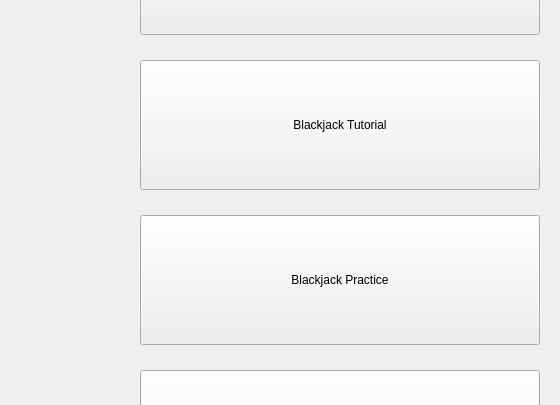
CalebStandfield/full-blackjack-game-engine-with-UI, file CardCounter/mainwindow.ui: the form before one commit; both pictures show x 840 to 1400 and y 255 to 660 of the 1400 by 800 pixel window.
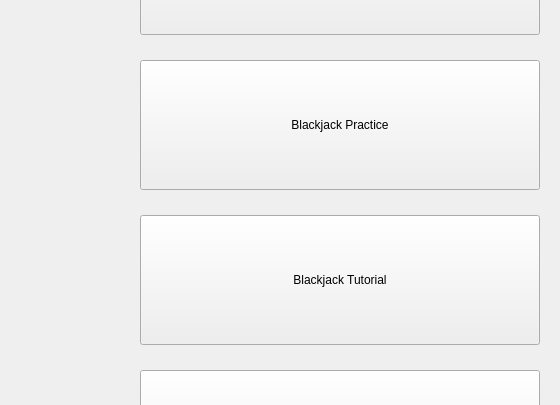
The form after the commit. The open tabs and pages were chosen to show the change.

Commit message: Fixed issue with gameplay modes. Practice mode fully implemented, tutorial goes through scenarios, lacking pop up menu's

What changed in the file:
```diff
--- a/CardCounter/mainwindow.ui
+++ b/CardCounter/mainwindow.ui
@@ -192,25 +192,6 @@
          </property>
         </widget>
        </item>
-       <item>
-        <widget class="QPushButton" name="blackjackTutorialButton">
-         <property name="sizePolicy">
-          <sizepolicy hsizetype="Fixed" vsizetype="Fixed">
-           <horstretch>0</horstretch>
-           <verstretch>0</verstretch>
-          </sizepolicy>
-         </property>
-         <property name="minimumSize">
-          <size>
-           <width>400</width>
-           <height>130</height>
-          </size>
-         </property>
-         <property name="text">
-          <string>Blackjack Tutorial</string>
-         </property>
-        </widget>
-       </item>
        <item>
         <widget class="QPushButton" name="blackjackPracticeButton">
          <property name="sizePolicy">
@@ -230,6 +211,25 @@
          </property>
         </widget>
        </item>
+       <item>
+        <widget class="QPushButton" name="blackjackTutorialButton">
+         <property name="sizePolicy">
+          <sizepolicy hsizetype="Fixed" vsizetype="Fixed">
+           <horstretch>0</horstretch>
+           <verstretch>0</verstretch>
+          </sizepolicy>
+         </property>
+         <property name="minimumSize">
+          <size>
+           <width>400</width>
+           <height>130</height>
+          </size>
+         </property>
+         <property name="text">
+          <string>Blackjack Tutorial</string>
+         </property>
+        </widget>
+       </item>
        <item>
         <widget class="QPushButton" name="basicStrategyChartButton">
          <property name="sizePolicy">
```
Left out of the diff: 2 changed lines with no effect on the pictures. The commit also changes 2 other files.
